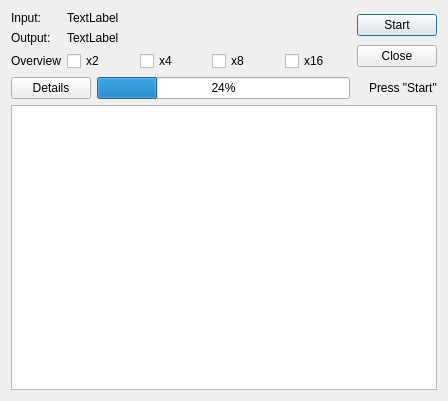
Qt form src/IDlgCropMap.ui (ntruchsess/QLandkarteGT) before a commit.
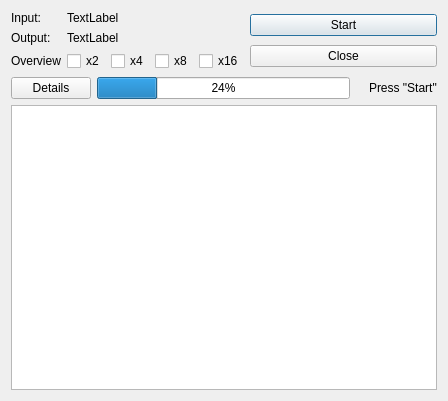
The same form after that commit.

The edit to the form file:
```diff
--- a/src/IDlgCropMap.ui
+++ b/src/IDlgCropMap.ui
@@ -92,7 +92,7 @@
        <item>
         <widget class="QPushButton" name="pushStart">
          <property name="sizePolicy">
-          <sizepolicy hsizetype="Maximum" vsizetype="Fixed">
+          <sizepolicy hsizetype="Expanding" vsizetype="Fixed">
            <horstretch>0</horstretch>
            <verstretch>0</verstretch>
           </sizepolicy>
@@ -105,7 +105,7 @@
        <item>
         <widget class="QPushButton" name="pushCancel">
          <property name="sizePolicy">
-          <sizepolicy hsizetype="Maximum" vsizetype="Fixed">
+          <sizepolicy hsizetype="Expanding" vsizetype="Fixed">
            <horstretch>0</horstretch>
            <verstretch>0</verstretch>
           </sizepolicy>
```
Left out of the diff: 8 changed lines with no effect on the pictures.
